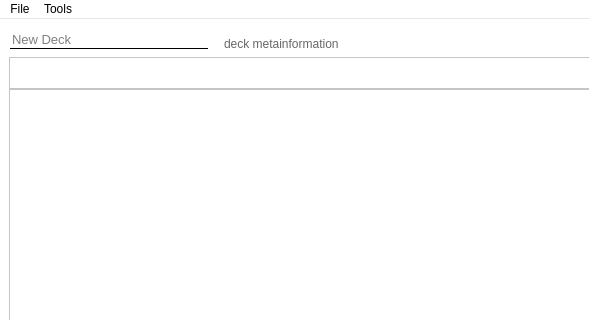
First picture: the form in ui/main_window/main_window.ui, repository KrusnikViers/Lexicanum, before the edit; both pictures show x 0 to 589 and y 0 to 320 of the 1215 by 909 pixel window.
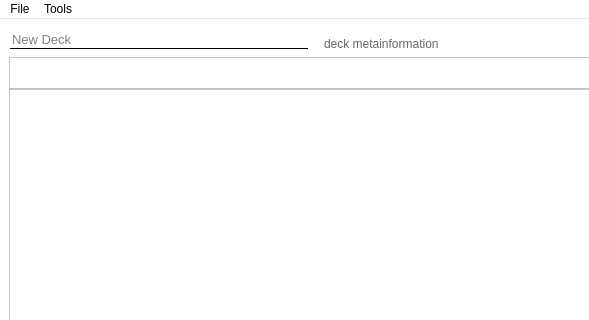
Second picture: the form after the edit.

What changed in the file:
```diff
--- a/ui/main_window/main_window.ui
+++ b/ui/main_window/main_window.ui
@@ -103,7 +103,7 @@
         </property>
         <property name="minimumSize">
          <size>
-          <width>200</width>
+          <width>300</width>
           <height>0</height>
          </size>
         </property>
```
